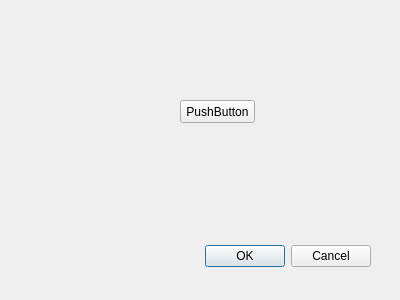
LDevin/CommandCenter, file CommandCenter/MainApp/zktestdialog.ui: the form before one commit.
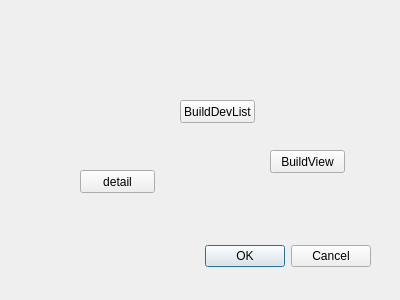
The form after the commit.

Commit message: modified:   CommandCenter/Link/comm/linkdefines.h 	modified:   CommandCenter/Link/linkUrl.json 	modified:   CommandCenter/Link/slave.cpp 	modified:   CommandCenter/Link/slave.h 	modified:   CommandCenter/MainApp/zktestdialog.cpp 	modified:   CommandCenter/MainApp/zktestdialog.h 	modified:   CommandCenter/MainApp/zktestdialog.ui

What changed in the file:
```diff
--- a/CommandCenter/MainApp/zktestdialog.ui
+++ b/CommandCenter/MainApp/zktestdialog.ui
@@ -39,7 +39,33 @@
     </rect>
    </property>
    <property name="text">
-    <string>PushButton</string>
+    <string>BuildDevList</string>
+   </property>
+  </widget>
+  <widget class="QPushButton" name="detail">
+   <property name="geometry">
+    <rect>
+     <x>80</x>
+     <y>170</y>
+     <width>75</width>
+     <height>23</height>
+    </rect>
+   </property>
+   <property name="text">
+    <string>detail</string>
+   </property>
+  </widget>
+  <widget class="QPushButton" name="BuildView">
+   <property name="geometry">
+    <rect>
+     <x>270</x>
+     <y>150</y>
+     <width>75</width>
+     <height>23</height>
+    </rect>
+   </property>
+   <property name="text">
+    <string>BuildView</string>
    </property>
   </widget>
  </widget>
```
The commit also changes 6 other files.
